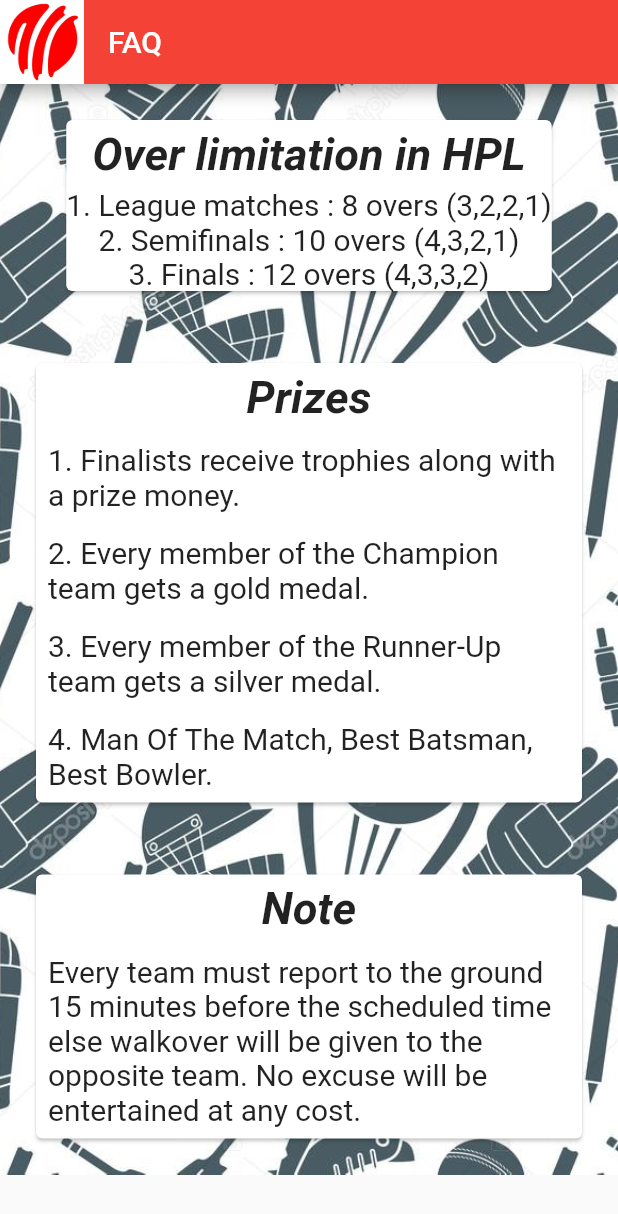
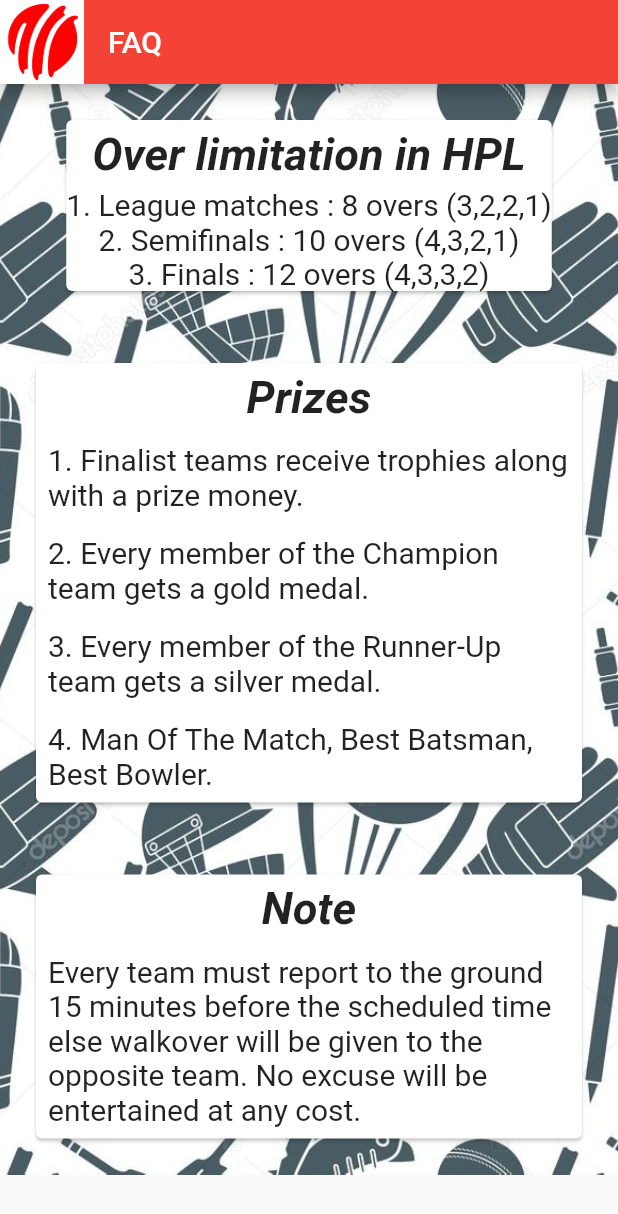
Before and after one commit to piyushsinha24/flutter_hpl, a Flutter app: the FaqPage screen opened directly, on a phone screen of 412 x 824 dp. Shown: the top 1214 px of the screen. Run offline on Flutter 3.47's test engine with Material 2 defaults, Android fonts, the light colour scheme and no system bars.

```diff
--- a/lib/pages/faq.dart
+++ b/lib/pages/faq.dart
@@ -58,7 +58,7 @@
                       ),
                       Padding(
                         padding: const EdgeInsets.all(8.0),
-                        child: Text('1. Finalists receive trophies along with a prize money.',style: TextStyle(fontSize: 20.0),),
+                        child: Text('1. Finalist teams receive trophies along with a prize money.',style: TextStyle(fontSize: 20.0),),
                       ),
                       Padding(
                         padding: const EdgeInsets.all(8.0),
```
